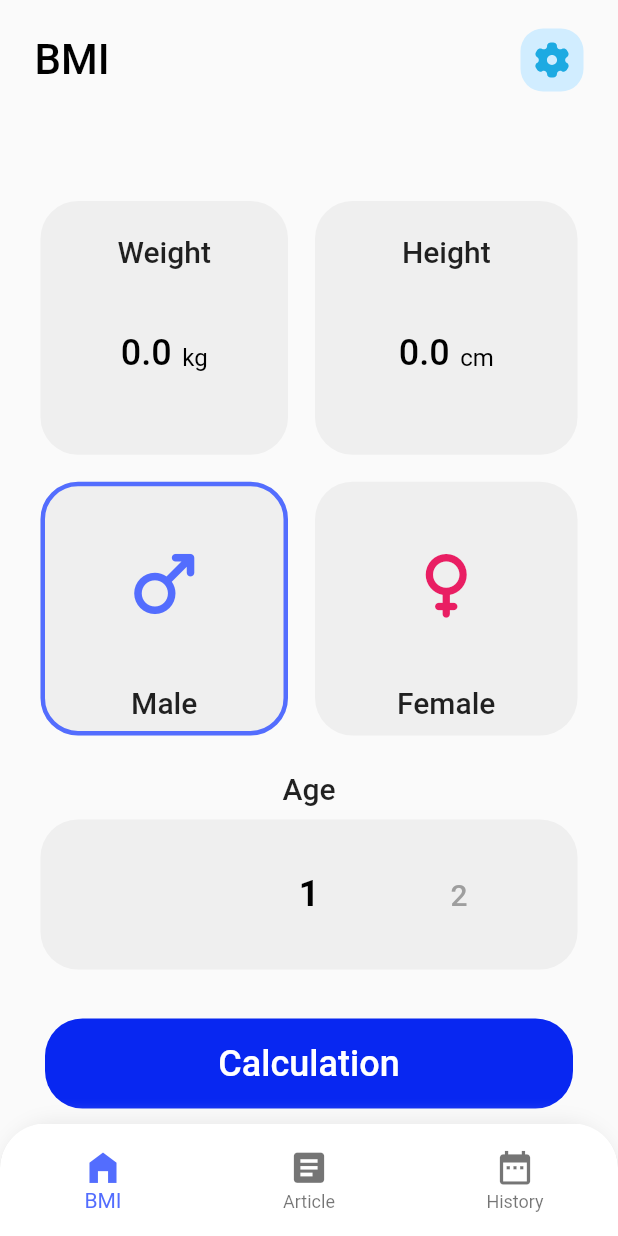
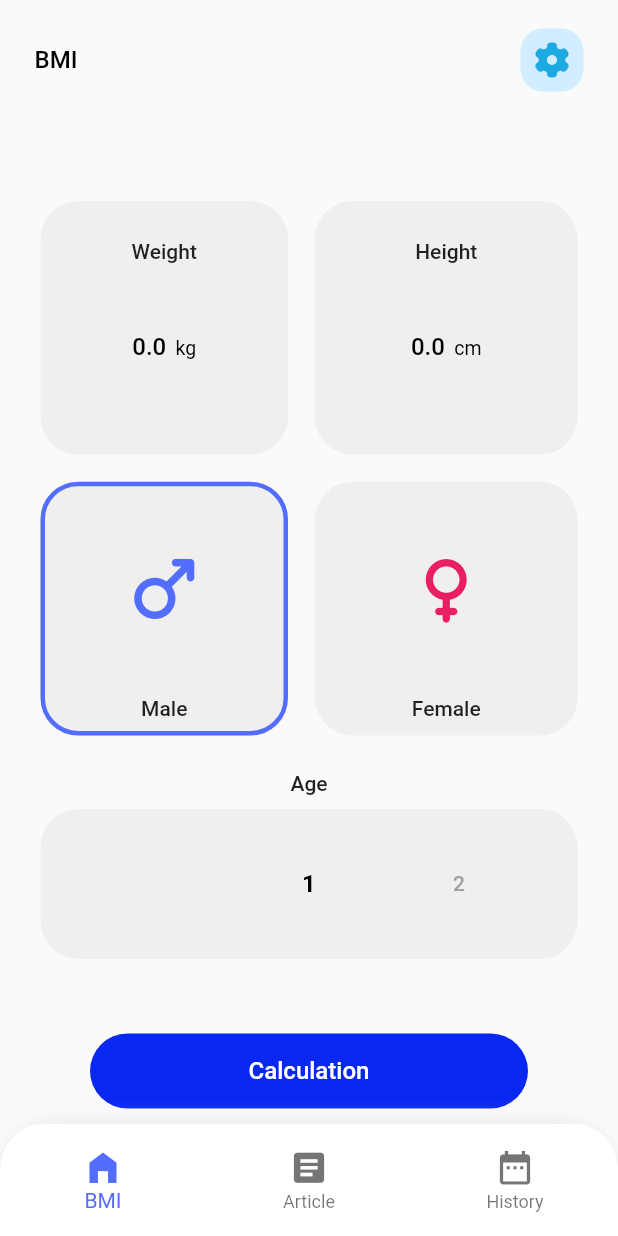
Before and after one commit to TheMai0409/BMI, a Flutter app: the screen it shows after launch, on a phone screen of 412 x 824 dp. Run offline on Flutter 3.47's test engine with Material 2 defaults, Android fonts, the phone set to English and light mode, and no system bars; drawn by our look-alikes of numberpicker; our stand-ins replace bloc, dots_indicator, easy_localization, flutter_bloc, flutter_slidable, flutter_svg and 6 more; missing offline and left inert: panara_dialogs, rate_my_app; accounts and stored records are empty.

Commit message:
change textSize

```diff
--- a/lib/component/custom_app_bar.dart
+++ b/lib/component/custom_app_bar.dart
@@ -25,7 +25,7 @@ class CustomAppBar extends StatelessWidget {
             child: Text(
               title ?? "",
               style: const TextStyle(
-                fontSize: textSizeNumber,
+                fontSize: textSizeLarge,
                 color: textColor,
                 fontWeight: FontWeight.w500,
               ),
--- a/lib/screen/article_screen/widget/item_article.dart
+++ b/lib/screen/article_screen/widget/item_article.dart
@@ -46,7 +46,7 @@ class ItemArticle extends StatelessWidget {
               Text(
                 title,
                 style: const TextStyle(
-                  fontSize: 18,
+                  fontSize: textSizeSmall,
                   color: textColor,
                   fontWeight: FontWeight.w600,
                 ),
--- a/lib/screen/detail_article_screen/widget/item_page_view.dart
+++ b/lib/screen/detail_article_screen/widget/item_page_view.dart
@@ -21,9 +21,9 @@ class _ItemPageViewState extends State<ItemPageView> {
           child: Column(
             children: [
               const SizedBox(height: 50,),
-              Text(widget.article.title ?? '', style: const TextStyle(color: textColor, fontSize: 20, fontWeight: FontWeight.w500),),
+              Text(widget.article.title ?? '', style: const TextStyle(color: textColor, fontSize: textSizeMid, fontWeight: FontWeight.w500),),
               const SizedBox(height: 25,),
-              Text(widget.article.content ?? '', style: const TextStyle(color: textColor, fontSize: 16, height: 1.6),),
+              Text(widget.article.content ?? '', style: const TextStyle(color: textColor, fontSize: textSizeSmall, height: 1.6),),
             ],
           ),
         ),
--- a/lib/screen/history_screen/widget/item_bmi.dart
+++ b/lib/screen/history_screen/widget/item_bmi.dart
@@ -83,7 +83,7 @@ class ItemBmi extends StatelessWidget {
                         style: const TextStyle(
                             color: Colors.black,
                             fontWeight: FontWeight.w700,
-                            fontSize: 20),
+                            fontSize: textSizeMid),
                       ),
                       const SizedBox(
                         height: 10,
@@ -91,7 +91,7 @@ class ItemBmi extends StatelessWidget {
                       Text(
                         '${'date_time'.tr()}: ${item.dateTime}',
                         style:
-                            const TextStyle(color: Colors.grey, fontSize: 16),
+                            const TextStyle(color: Colors.grey, fontSize: textSizeSmall),
                       ),
                     ],
                   ),
--- a/lib/screen/home_screen/home_screen.dart
+++ b/lib/screen/home_screen/home_screen.dart
@@ -218,9 +218,9 @@ class _HomeScreenState extends State<HomeScreen> {
                     alignment: FractionalOffset.bottomCenter,
                     child: Padding(
                       padding: const EdgeInsets.only(
-                          left: 30, right: 30, bottom: 10, top: 2),
+                          left: 60, right: 60, bottom: 10, top: 2),
                       child: Container(
-                        height: 60,
+                        height: 50,
                         width: MediaQuery.of(context).size.width,
                         decoration: const BoxDecoration(
                           color: Color(0xFF0827F1),
--- a/lib/screen/setting_screen/widget/item_setting.dart
+++ b/lib/screen/setting_screen/widget/item_setting.dart
@@ -47,8 +47,8 @@ class ItemSetting extends StatelessWidget {
               title,
               style: const TextStyle(
                 color: textColor,
-                fontSize: 18,
-                fontWeight: FontWeight.w500,
+                fontSize: textSizeUnit,
+                fontWeight: FontWeight.w400,
               ),
             ),
             const Spacer(),
--- a/lib/utils/constants.dart
+++ b/lib/utils/constants.dart
@@ -15,11 +15,10 @@ const Color obesityIII = Color(0xFFFF4100);
 
 const Color textColor = Colors.black;
 
-const double textSizeUnit = 16.0;
-const double textSizeSmall = 20.0;
-const double textSizeMid = 22.0;
-const double textSizeLarge = 24.0;
-const double textSizeNumber = 28.0;
+const double textSizeUnit = 13.0;
+const double textSizeSmall = 14.0;
+const double textSizeMid = 15.0;
+const double textSizeLarge = 16.0;
 
 const double defaultBorderRadius = 25.0;
 const double defaultPadding = 23.0;
```
Also changed, not shown: lib/screen/result_screen/result_screen.dart (+4 -4 lines), lib/screen/result_screen/widget/text_info.dart (+4 -4 lines).
